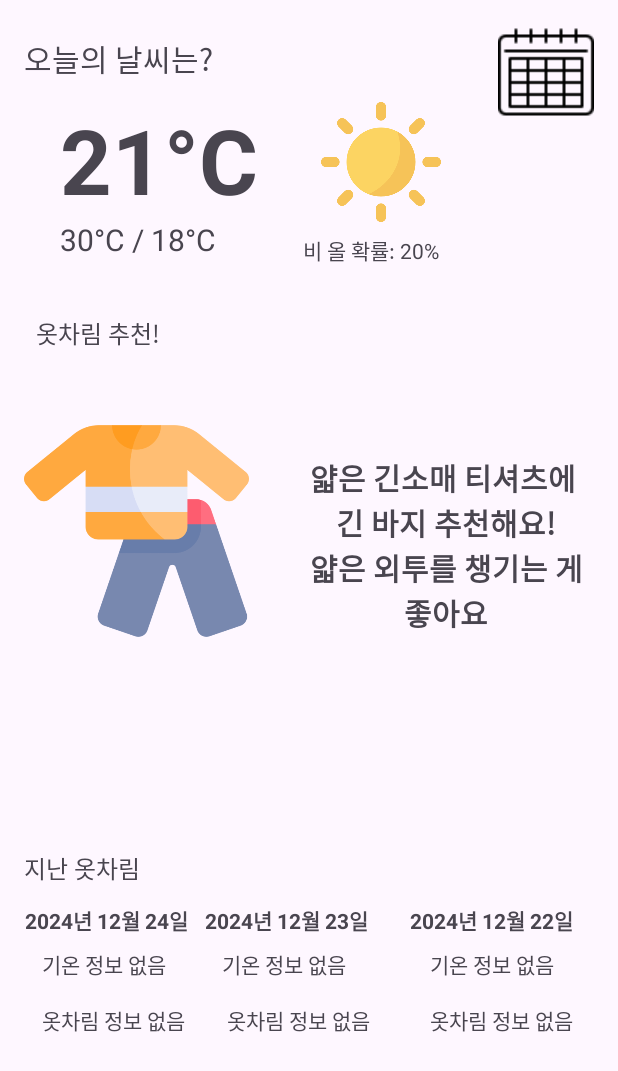
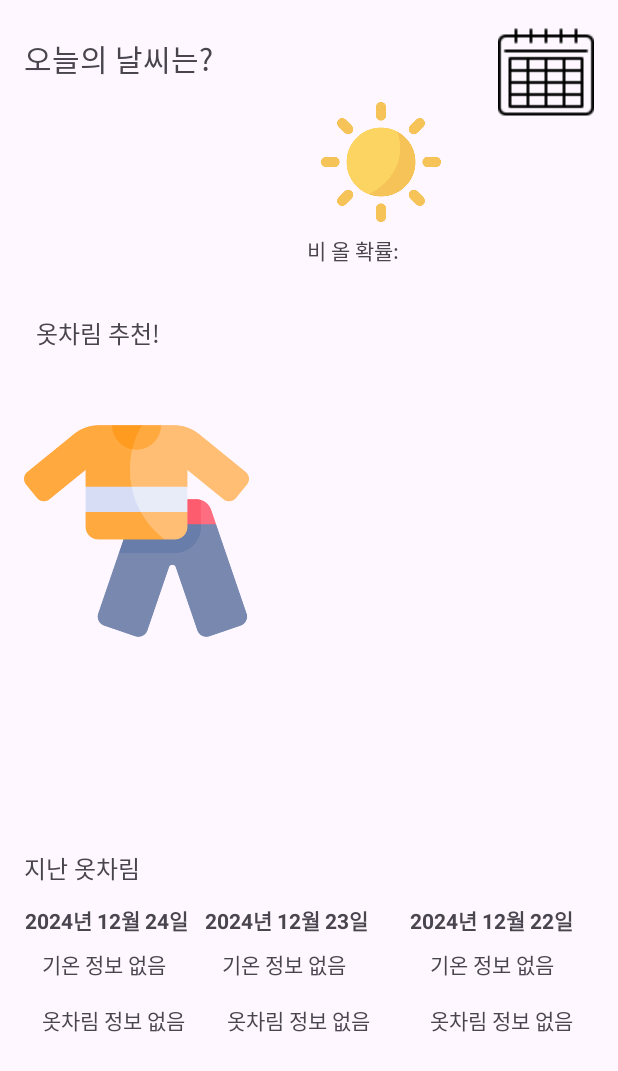
Before and after one commit to hsjsstn/TodaysOutfit, an Android app: the MainActivity screen opened directly, with no data from a screen before it, on a phone screen of 412 x 824 dp. Shown: the top 1071 px of the screen. Run offline under Robolectric (Android 15) with nearby library versions, the phone set to English and light mode, and no system bars; our stand-ins replace Room's generated code; Roboto replaces fonts that are not available here; 4 statements that could not run were skipped.

Commit message:
기본 text 삭제

```diff
--- a/app/src/main/res/layout/activity_diary_calendar.xml
+++ b/app/src/main/res/layout/activity_diary_calendar.xml
@@ -45,7 +45,6 @@
         android:layout_width="180dp"
         android:layout_height="40dp"
         android:layout_marginTop="44dp"
-        android:text="2024년 12월 31일"
         android:textAlignment="center"
         android:textSize="20sp"
         android:textStyle="bold"
--- a/app/src/main/res/layout/activity_diary_detail.xml
+++ b/app/src/main/res/layout/activity_diary_detail.xml
@@ -66,7 +66,6 @@
         android:layout_height="120dp"
         android:layout_marginBottom="352dp"
         android:gravity="center"
-        android:text="티셔츠"
         android:textAlignment="center"
         android:textSize="24sp"
         android:textStyle="bold"
@@ -81,7 +80,6 @@
         android:layout_height="120dp"
         android:layout_marginBottom="212dp"
         android:gravity="center"
-        android:text="모자"
         android:textAlignment="center"
         android:textSize="24sp"
         android:textStyle="bold"
@@ -107,7 +105,6 @@
         android:layout_height="120dp"
         android:layout_marginBottom="352dp"
         android:gravity="center"
-        android:text="청바지"
         android:textAlignment="center"
         android:textSize="24sp"
         android:textStyle="bold"
@@ -122,7 +119,6 @@
         android:layout_height="120dp"
         android:layout_marginBottom="212dp"
         android:gravity="center"
-        android:text="바람막이"
         android:textAlignment="center"
         android:textSize="24sp"
         android:textStyle="bold"
@@ -192,7 +188,6 @@
         android:layout_height="60dp"
         android:layout_marginTop="312dp"
         android:gravity="center"
-        android:text="Not Bad"
         android:textAlignment="center"
         android:textSize="48sp"
         android:textStyle="bold"
@@ -241,7 +236,6 @@
         android:layout_width="173dp"
         android:layout_height="79dp"
         android:layout_marginTop="44dp"
-        android:text="TextView"
         app:layout_constraintEnd_toEndOf="parent"
         app:layout_constraintHorizontal_bias="0.542"
         app:layout_constraintStart_toEndOf="@+id/map"
--- a/app/src/main/res/layout/activity_main.xml
+++ b/app/src/main/res/layout/activity_main.xml
@@ -14,7 +14,6 @@
         android:id="@+id/lastSatisfaction3"
         android:layout_width="100dp"
         android:layout_height="42dp"
-        android:text="Not Bad!"
         android:textAlignment="center"
         android:textSize="25sp"
         android:textStyle="bold"
@@ -32,7 +31,6 @@
         android:layout_marginStart="20dp"
         android:layout_marginTop="8dp"
         android:fontFamily="@font/golos_text_medium"
-        android:text="28°C / 19°C"
         android:textAlignment="center"
         app:layout_constraintEnd_toStartOf="@+id/recmdTemp3"
         app:layout_constraintHorizontal_bias="0.0"
@@ -44,7 +42,6 @@
         android:layout_width="100dp"
         android:layout_height="80dp"
         android:layout_marginTop="16dp"
-        android:text="티셔츠\n긴바지\n후드집업\n크록스"
         android:textAlignment="center"
         app:layout_constraintEnd_toEndOf="parent"
         app:layout_constraintHorizontal_bias="0.918"
@@ -58,7 +55,6 @@
         android:layout_marginStart="28dp"
         android:layout_marginTop="8dp"
         android:fontFamily="@font/golos_text_medium"
-        android:text="29°C / 18°C"
         android:textAlignment="center"
         app:layout_constraintStart_toStartOf="parent"
         app:layout_constraintTop_toBottomOf="@+id/recmdDate1" />
@@ -69,7 +65,6 @@
         android:layout_height="wrap_content"
         android:layout_marginBottom="200dp"
         android:fontFamily="@font/golos_text_medium"
-        android:text="2024 / 9 / 10"
         android:textAlignment="center"
         android:textSize="14sp"
         android:textStyle="bold"
@@ -84,7 +79,6 @@
         android:layout_height="wrap_content"
         android:layout_marginTop="8dp"
         android:fontFamily="@font/golos_text_medium"
-        android:text="27°C / 19°C"
         android:textAlignment="center"
         app:layout_constraintEnd_toEndOf="parent"
         app:layout_constraintHorizontal_bias="0.918"
@@ -96,7 +90,6 @@
         android:layout_width="100dp"
         android:layout_height="80dp"
         android:layout_marginTop="16dp"
-        android:text="티셔츠\n청바지\n학잠\n운동화"
         android:textAlignment="center"
         app:layout_constraintEnd_toEndOf="parent"
         app:layout_constraintHorizontal_bias="0.09"
@@ -109,7 +102,6 @@
         android:layout_height="wrap_content"
         android:layout_marginBottom="200dp"
         android:fontFamily="@font/golos_text_medium"
-        android:text="2024 / 9 / 12"
         android:textAlignment="center"
         android:textStyle="bold"
         app:layout_constraintBottom_toBottomOf="parent"
@@ -122,7 +114,6 @@
         android:layout_width="100dp"
         android:layout_height="42dp"
         android:layout_marginStart="16dp"
-        android:text="Good!"
         android:textAlignment="center"
         android:textSize="25sp"
         android:textStyle="bold"
@@ -139,7 +130,6 @@
         android:layout_height="80dp"
         android:layout_marginStart="16dp"
         android:layout_marginTop="12dp"
-        android:text="후드티\n청바지\n운동화"
         android:textAlignment="center"
         app:layout_constraintBottom_toBottomOf="parent"
         app:layout_constraintEnd_toStartOf="@+id/lastOutfit3"
@@ -154,7 +144,6 @@
         android:layout_height="wrap_content"
         android:layout_marginBottom="200dp"
         android:fontFamily="@font/golos_text_medium"
-        android:text="2024 / 9 / 11"
         android:textAlignment="center"
         android:textStyle="bold"
         app:layout_constraintBottom_toBottomOf="parent"
@@ -168,7 +157,6 @@
         android:layout_height="42dp"
         android:layout_marginStart="28dp"
         android:layout_marginTop="12dp"
-        android:text="Good!"
         android:textAlignment="center"
         android:textSize="25sp"
         android:textStyle="bold"
@@ -196,7 +184,6 @@
         android:layout_marginStart="40dp"
         android:layout_marginTop="4dp"
         android:fontFamily="@font/golos_text_medium"
-        android:text="21°C"
         android:textSize="60sp"
         android:textStyle="bold"
         app:layout_constraintStart_toStartOf="parent"
@@ -209,7 +196,6 @@
         android:layout_marginStart="40dp"
         android:layout_marginTop="84dp"
         android:fontFamily="@font/golos_text_medium"
-        android:text="30°C / 18°C"
         android:textSize="20sp"
         app:layout_constraintStart_toStartOf="parent"
         app:layout_constraintTop_toBottomOf="@+id/textView" />
@@ -232,7 +218,6 @@
         android:layout_height="299dp"
         android:layout_marginTop="68dp"
         android:gravity="center"
-        android:text="얇은 긴소매 티셔츠에 \n긴 바지 추천해요!\n얇은 외투를 챙기는 게 좋아요"
         android:textAlignment="center"
         android:textSize="20sp"
         android:textStyle="bold"
@@ -246,7 +231,7 @@
         android:layout_width="wrap_content"
         android:layout_height="wrap_content"
         android:layout_marginTop="156dp"
-        android:text="비 올 확률: 20%"
+        android:text="비 올 확률: "
         app:layout_constraintEnd_toEndOf="parent"
         app:layout_constraintHorizontal_bias="0.103"
         app:layout_constraintStart_toEndOf="@+id/currentTemp"
```
